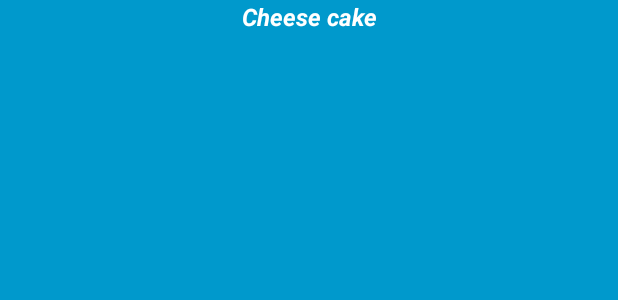
After one commit to jharnam/baking-app, an Android app: the layout widget_baking_time.xml on its own in the app's theme, with its tools: preview values and no code run, on a phone screen of 412 x 824 dp. The commit adds this screen. Shown: the top 300 px of the screen. Run offline under Robolectric (Android 15) with nearby library versions, the phone set to English and light mode, and no system bars.

Commit message:
widget creation - 1 - can see recipe name

```diff
--- a/app/src/main/java/com/example/android/jitsbankingtime/ui/screens/RecipeDetailActivity.java
+++ b/app/src/main/java/com/example/android/jitsbankingtime/ui/screens/RecipeDetailActivity.java
@@ -53,14 +53,17 @@ public class RecipeDetailActivity extends AppCompatActivity implements StepsList
             // large-screen layouts (>600dp).
             // If this view is present, then the
             // activity should be in two-pane mode.
+            Timber.d("this is the 2 pane mode");
             mTwoPane = true;
             if (savedInstanceState == null) {
+                Timber.d("we dont have saved instance state");
                 //Create the StepDetailFragment
                 StepDetailFragment stepDetailFragment = new StepDetailFragment();
                 //Get the 0th Step
                 Step step = recipe.getSteps().get(0);
 
                 //initialize details of the 0th step in the fragment
+                stepDetailFragment.setRecipe(recipe);
                 stepDetailFragment.setStep(step);
                 stepDetailFragment.setCurrentStepId(0);
 
--- a/app/src/main/java/com/example/android/jitsbankingtime/utils/ConstantsDefined.java
+++ b/app/src/main/java/com/example/android/jitsbankingtime/utils/ConstantsDefined.java
@@ -44,4 +44,10 @@ public final class ConstantsDefined {
          **/
         public static final int INGREDIENTS = 0;
         public static final int STEPS = 1;
+
+        /**
+         * Default values for SharedPreferences
+         */
+        public static final String DEFAULT_STRING = "";
+
 }
--- a/app/src/main/res/layout/ingredient_row_item.xml
+++ b/app/src/main/res/layout/ingredient_row_item.xml
@@ -36,7 +36,7 @@
             app:layout_constraintTop_toTopOf="parent"
             tools:text="UNITS" />
 
-        <!-- Display ingredient -->
+        <!-- Display the ingredient name -->
         <TextView
             android:id="@+id/text_view_ingredient_name"
             android:layout_width="0dp"
--- /dev/null
+++ b/app/src/main/res/layout/widget_baking_time.xml
@@ -0,0 +1,37 @@
+<?xml version="1.0" encoding="utf-8"?>
+<LinearLayout xmlns:android="http://schemas.android.com/apk/res/android"
+    xmlns:tools="http://schemas.android.com/tools"
+    android:layout_width="match_parent"
+    android:layout_height="match_parent"
+    android:background="#09C"
+    android:orientation="vertical"
+    android:padding="@dimen/widget_margin">
+
+    <!-- First the recipe name -->
+    <TextView
+        android:id="@+id/recipe_name_widget_tv"
+        android:layout_width="match_parent"
+        android:layout_height="wrap_content"
+        android:textAlignment="center"
+        android:textColor="#ffffff"
+        android:textSize="@dimen/size_16sp"
+        android:textStyle="bold|italic"
+        tools:text="Cheese cake" />
+
+    <FrameLayout
+        android:layout_width="match_parent"
+        android:layout_height="match_parent">
+
+        <!-- ingredient list -->
+        <!--
+        <ListView
+            android:layout_width="match_parent"
+            android:layout_height="match_parent"
+            android:id="@+id/widget_ingredients_list_view"/> -->
+
+        <!-- TODO - handle case when the widget has no data yet -->
+
+    </FrameLayout>
+
+
+</LinearLayout>
--- a/app/src/main/res/values/dimens.xml
+++ b/app/src/main/res/values/dimens.xml
@@ -12,4 +12,10 @@
 
     <dimen name="size_button">48dp</dimen>
     <dimen name="margin_6dp">6dp</dimen>
+
+    <!--
+Refer to App Widget Documentation for margin information
+http://developer.android.com/guide/topics/appwidgets/index.html#CreatingLayout
+    -->
+    <dimen name="widget_margin">8dp</dimen>
 </resources>
```
Also changed, not shown: app/src/main/AndroidManifest.xml (+12 -2 lines), app/src/main/java/com/example/android/jitsbankingtime/model/Ingredient.java (+9 -0 lines), app/src/main/java/com/example/android/jitsbankingtime/model/Recipe.java (+13 -0 lines), app/src/main/java/com/example/android/jitsbankingtime/ui/screens/MainActivity.java (+11 -0 lines), app/src/main/java/com/example/android/jitsbankingtime/ui/screens/StepDetailFragment.java (+8 -0 lines), app/src/main/java/com/example/android/jitsbankingtime/ui/widget/BakingTimeAppWidget.java (added, +68 -0 lines), app/src/main/java/com/example/android/jitsbankingtime/ui/widget/WidgetService.java (added, +11 -0 lines), app/src/main/res/values-v14/dimens.xml (added, +10 -0 lines), app/src/main/res/xml/baking_time_app_widget_info.xml (added, +10 -0 lines), app/src/main/res/drawable-nodpi/example_appwidget_preview.png (added).
